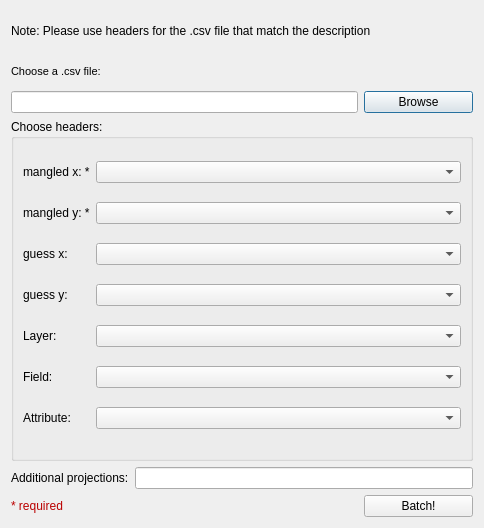
Qt form CoordGuesser_fileBrowser_240118.ui (jicrbuh/CoordinateGuesser) before a commit.
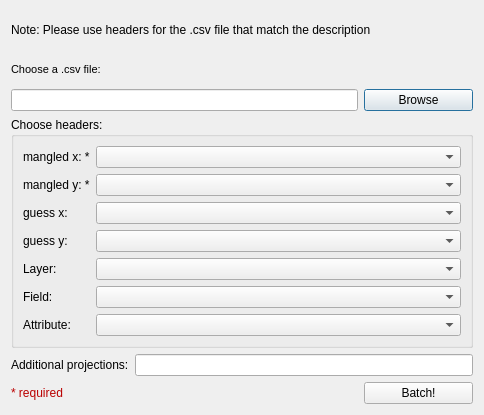
The same form after that commit.

```diff
--- a/CoordGuesser_fileBrowser_240118.ui
+++ b/CoordGuesser_fileBrowser_240118.ui
@@ -7,7 +7,7 @@
     <x>0</x>
     <y>0</y>
     <width>484</width>
-    <height>528</height>
+    <height>415</height>
    </rect>
   </property>
   <property name="minimumSize">
```
Left out of the diff: 4 changed lines with no effect on the pictures.
